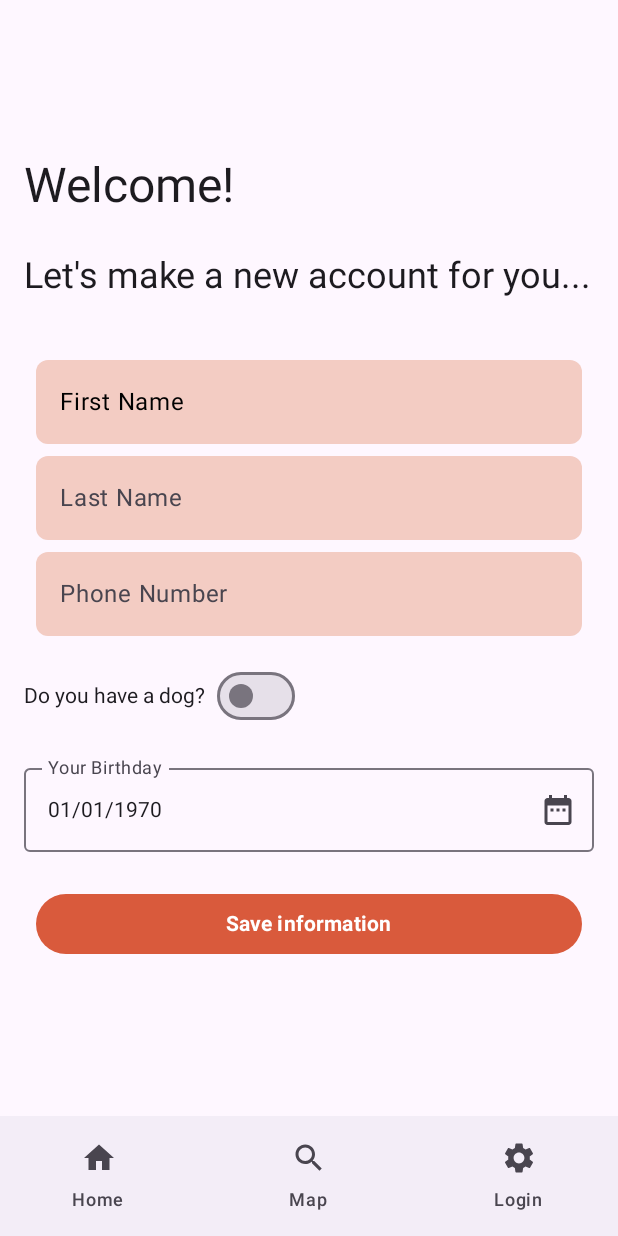
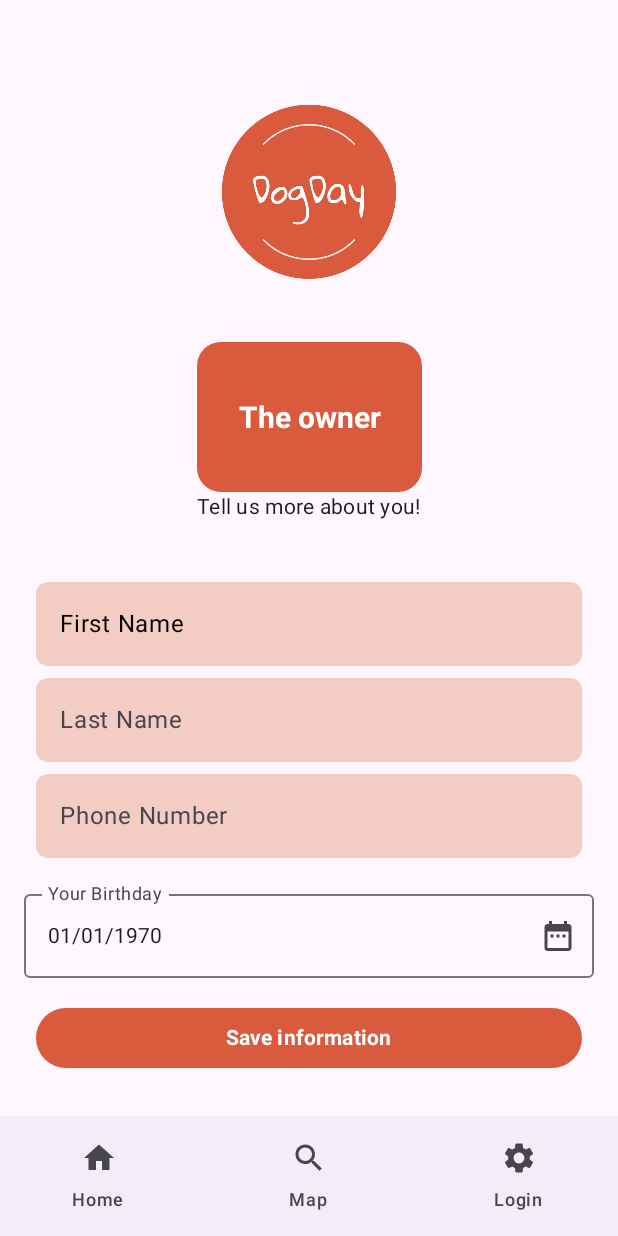
Before and after one commit to mattia-lerario/Dogday, an Android app built with Jetpack Compose: the NewUserScreen screen opened through its navigation route, on a phone screen of 412 x 824 dp. Run offline under Robolectric (Android 15) with nearby library versions, the phone set to English and light mode, and no system bars; our stand-ins replace Firebase (no records; nobody signed in at launch, a user with empty details on screens opened directly).

Commit message:
Lagt til kode på nytt grunnet merge conflict

```diff
--- a/app/src/main/java/com/example/dogday/screens/NewUserScreen.kt
+++ b/app/src/main/java/com/example/dogday/screens/NewUserScreen.kt
@@ -1,20 +1,7 @@
 package com.example.dogday.screens
 
-import androidx.compose.foundation.layout.Arrangement
-import androidx.compose.foundation.layout.Column
-import androidx.compose.foundation.layout.Spacer
-import androidx.compose.foundation.layout.fillMaxSize
-import androidx.compose.foundation.layout.fillMaxWidth
-import androidx.compose.foundation.layout.height
-import androidx.compose.foundation.layout.padding
-import androidx.compose.material3.Button
-import androidx.compose.material3.Text
-import androidx.compose.material3.TextField
-import androidx.compose.runtime.Composable
-import androidx.compose.runtime.getValue
-import androidx.compose.runtime.mutableStateOf
-import androidx.compose.runtime.remember
-import androidx.compose.runtime.setValue
+import androidx.compose.foundation.Canvas
+import androidx.compose.foundation.Image
 import androidx.compose.foundation.layout.*
 import androidx.compose.material.icons.Icons
 import androidx.compose.material.icons.filled.DateRange
@@ -23,10 +10,17 @@ import androidx.compose.runtime.*
 import androidx.compose.ui.Alignment
 import androidx.compose.ui.Modifier
 import androidx.compose.ui.graphics.Color
+import androidx.compose.ui.graphics.drawscope.Stroke
+import androidx.compose.ui.layout.ContentScale
+import androidx.compose.ui.res.painterResource
 import androidx.compose.ui.text.font.FontWeight
+import androidx.compose.ui.text.style.TextAlign
+import androidx.compose.ui.tooling.preview.Preview
 import androidx.compose.ui.unit.dp
+import androidx.compose.ui.unit.sp
 import androidx.navigation.NavController
 import com.example.dogday.FirestoreInteractions
+import com.example.dogday.R
 import com.example.dogday.User
 import com.example.dogday.UserSession
 import com.example.dogday.ui.theme.ButtonColorLight
@@ -46,7 +40,6 @@ fun NewUserScreen(navController: NavController) {
     var phoneNumber by remember { mutableStateOf("") }
     var hasDog by remember { mutableStateOf(false) }
 
-
     var showDatePicker by remember { mutableStateOf(false) }
     val datePickerState = rememberDatePickerState()
     var birthday by remember { mutableStateOf(datePickerState.selectedDateMillis ?: 0L) }
@@ -59,20 +52,31 @@ fun NewUserScreen(navController: NavController) {
             .padding(16.dp),
         verticalArrangement = Arrangement.Center
     ) {
-        Text(
-            text = "Welcome!",
-            style = MaterialTheme.typography.headlineLarge,
-            modifier = Modifier
-                .fillMaxWidth()
-                .padding(bottom = 24.dp)
-        )
+        Box(
+            modifier = Modifier.fillMaxWidth(),
+            contentAlignment = Alignment.Center
+        ) {
+            Column(
+                horizontalAlignment = Alignment.CenterHorizontally,
+                verticalArrangement = Arrangement.spacedBy(0.dp)
+            ) {
+                Image(
+                    painter = painterResource(R.drawable.dogday_logo),
+                    contentDescription = "DogDay Logo",
+                    modifier = Modifier.size(200.dp),
+                    contentScale = ContentScale.Fit
+                )
+
+                OwnerLabel() // Legger til OwnerLabel her
+            }
+        }
 
         Text(
-            text = "Let's make a new account for you...",
-            style = MaterialTheme.typography.headlineSmall,
+            text = "Tell us more about you!",
+            style = MaterialTheme.typography.bodyMedium,
             modifier = Modifier
-                .fillMaxWidth()
                 .padding(bottom = 24.dp)
+                .align(Alignment.CenterHorizontally)
         )
 
         Spacer(modifier = Modifier.height(16.dp))
@@ -131,19 +135,6 @@ fun NewUserScreen(navController: NavController) {
 
         Spacer(modifier = Modifier.height(16.dp))
 
-        Row(
-            verticalAlignment = Alignment.CenterVertically
-        ) {
-            Text("Do you have a dog?")
-            Spacer(modifier = Modifier.width(8.dp))
-            Switch(
-                checked = hasDog,
-                onCheckedChange = { hasDog = it }
-            )
-        }
-
-        Spacer(modifier = Modifier.height(16.dp))
-
         Box(
             modifier = Modifier.fillMaxWidth()
         ) {
@@ -187,8 +178,6 @@ fun NewUserScreen(navController: NavController) {
             }
         }
 
-        Spacer(modifier = Modifier.height(8.dp))
-
         Spacer(modifier = Modifier.height(16.dp))
 
         Button(onClick = {
@@ -199,7 +188,8 @@ fun NewUserScreen(navController: NavController) {
                     firstName,
                     lastName,
                     phoneNumber,
-                    birthday)
+                    birthday
+                )
                 firestoreInteractions.addUser(user)
                 val uid = Firebase.auth.currentUser?.uid
                 if (uid != null) {
@@ -234,4 +224,39 @@ fun NewUserScreen(navController: NavController) {
             )
         }
     }
-};
+}
+
+@Composable
+fun OwnerLabel() {
+    Box(
+        modifier = Modifier
+            .size(width = 150.dp, height = 100.dp), // Juster høyden til ønsket størrelse
+        contentAlignment = Alignment.Center
+    ) {
+        // Tegner en fylt form med avrundede hjørner
+        Canvas(modifier = Modifier.fillMaxSize()) {
+            drawRoundRect(
+                color = Color(0xFFD95A3C), // Farge på bakgrunnen
+                size = size,
+                cornerRadius = androidx.compose.ui.geometry.CornerRadius(16.dp.toPx(), 16.dp.toPx()) // Avrundede hjørner
+            )
+        }
+
+        // Legger til teksten "The owner" over formen
+        Text(
+            text = "The owner",
+            color = Color.White,
+            textAlign = TextAlign.Center,
+            fontWeight = FontWeight.Bold, // Setter teksten til fet
+            fontSize = 20.sp, // Juster størrelsen etter behov
+            modifier = Modifier.align(Alignment.Center)
+        )
+    }
+}
+
+// Preview-funksjon for OwnerLabel
+@Preview(showBackground = true)
+@Composable
+fun PreviewOwnerLabel() {
+    OwnerLabel()
+}
```
